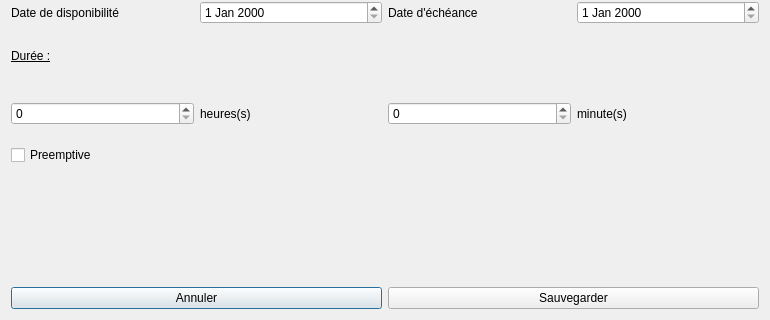
Above: Code source/ProjectCalendar/tacheeditor.ui from SteveLagache/LO21-ProjectCalendarV2 before the change; both pictures show x 0 to 770 and y 154 to 474 of the 770 by 474 pixel window. Below: the same form after it.
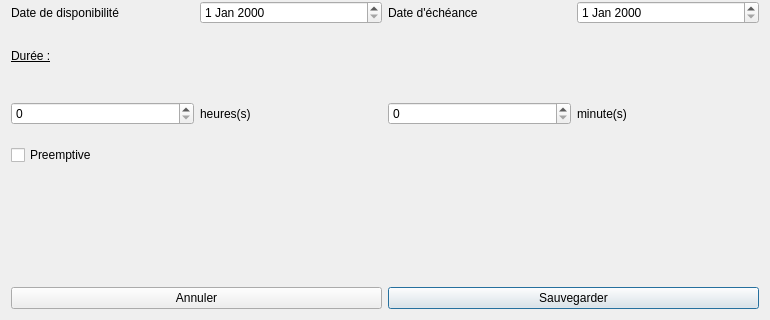
That is the form after the change.

```diff
--- a/Code source/ProjectCalendar/tacheeditor.ui
+++ b/Code source/ProjectCalendar/tacheeditor.ui
@@ -153,6 +153,9 @@
        <property name="text">
         <string>Sauvegarder</string>
        </property>
+       <property name="default">
+        <bool>true</bool>
+       </property>
       </widget>
      </item>
     </layout>
```
Left out of the diff: 12 changed lines with no effect on the pictures.
